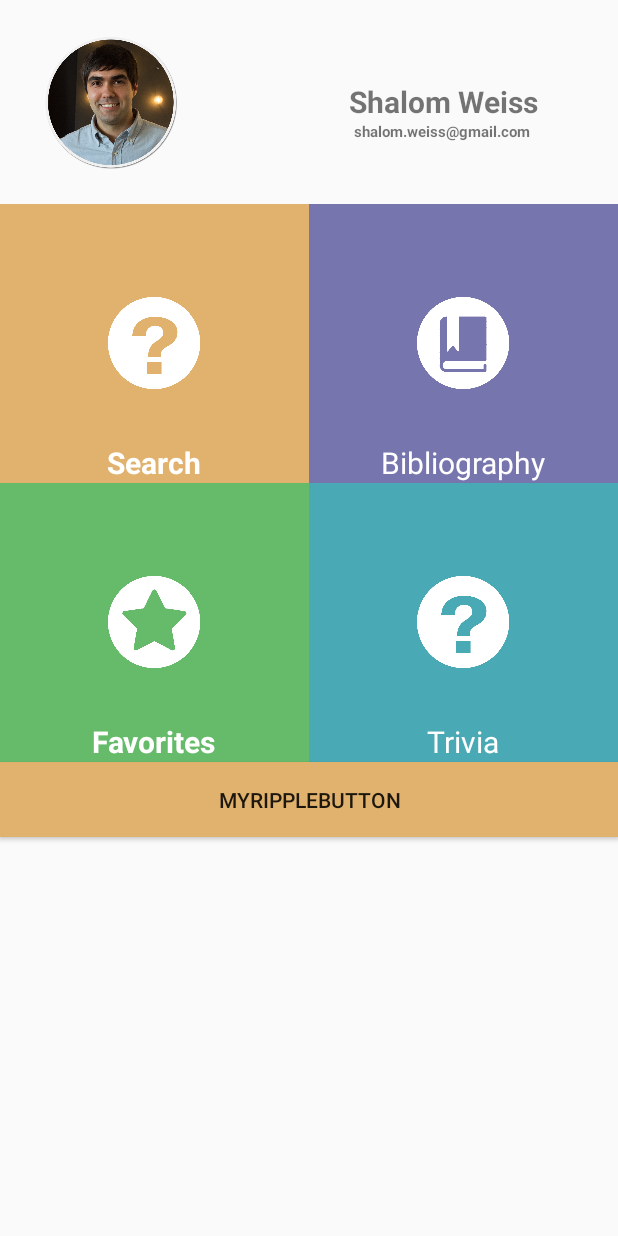
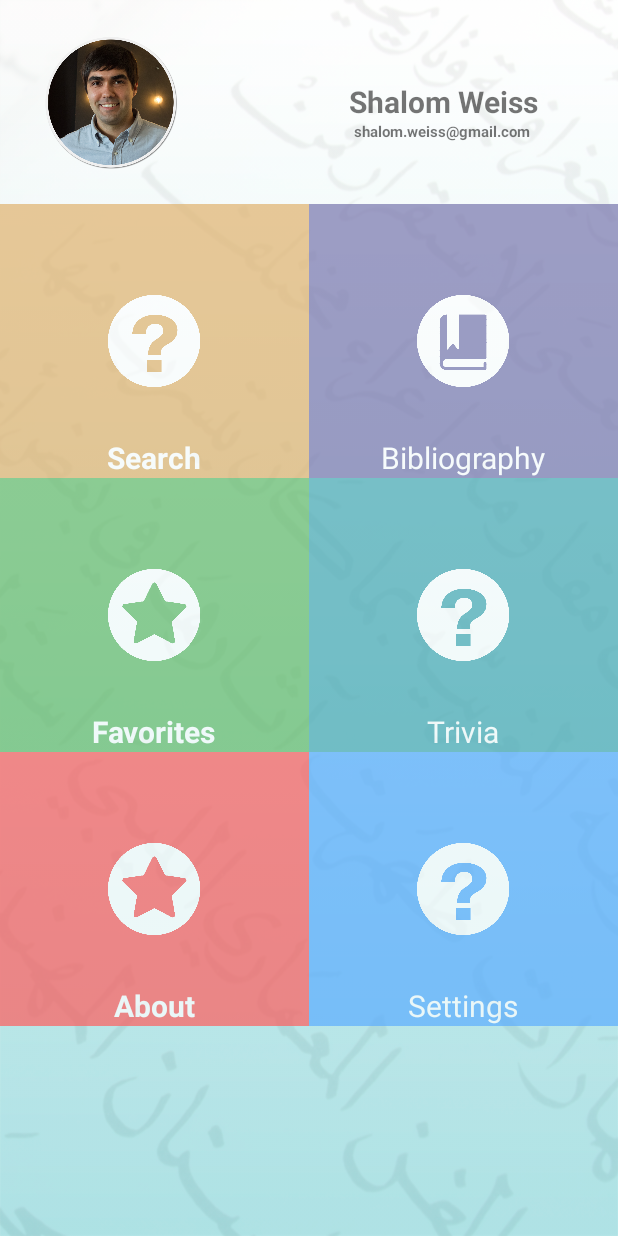
Before and after one commit to tsofenAndroidteam/Main_rep_1, an Android app: the MainActivity screen opened directly, with no data from a screen before it, on a phone screen of 412 x 824 dp. Run offline under Robolectric (Android 15) with nearby library versions, the phone set to English and light mode, and no system bars.

Commit message:
-Added Ripple effects to menu -Changed search size top bar -added ripple effect for search button -added wallaper on menu

```diff
--- a/app/src/main/res/layout/activity_menu.xml
+++ b/app/src/main/res/layout/activity_menu.xml
@@ -1,13 +1,15 @@
 <?xml version="1.0" encoding="utf-8"?>
 <LinearLayout xmlns:android="http://schemas.android.com/apk/res/android"
     xmlns:tools="http://schemas.android.com/tools"
-    android:layout_width="fill_parent"
-    android:layout_height="fill_parent"
+    android:layout_width="match_parent"
+    android:layout_height="match_parent"
 
     tools:context="com.example.misho.login.Menu"
     android:orientation="vertical"
     android:padding="0dp"
-    android:weightSum="100">
+    android:weightSum="100"
+    android:baselineAligned="false"
+    android:background="@drawable/menu_backback">
 
     <LinearLayout
         android:orientation="horizontal"
@@ -16,7 +18,8 @@
 
         <FrameLayout
             android:layout_width="match_parent"
-            android:layout_height="136dp">
+            android:layout_height="136dp"
+            android:clickable="true">
 
             <TextView
                 android:layout_width="176dp"
@@ -51,7 +54,8 @@
         android:orientation="horizontal"
         android:layout_width="match_parent"
         android:layout_height="wrap_content"
-        android:layout_weight="23.95" >
+        android:layout_weight="23.95"
+        android:alpha="0.7">
 
         <FrameLayout
             android:layout_width="0dp"
@@ -109,6 +113,7 @@
         android:orientation="horizontal"
         android:layout_width="match_parent"
         android:layout_height="wrap_content"
+        android:alpha="0.7"
         android:layout_weight="23.95" >
 
         <FrameLayout
@@ -162,11 +167,62 @@
         </FrameLayout>
     </LinearLayout>
 
-    <Button
+    <LinearLayout
+        android:orientation="horizontal"
         android:layout_width="match_parent"
-        android:layout_height="50dp"
-        android:text="MyRipplebutton"
-        android:background="@drawable/rippleorange"/>
+        android:layout_height="wrap_content"
+        android:alpha="0.7"
+        android:layout_weight="23.95" >
+
+        <FrameLayout
+            android:layout_width="0dp"
+            android:layout_height="match_parent"
+            android:clickable="true"
+            android:layout_weight="0.5"
+            android:background="#ff5d5d">
+
+            <TextView
+                android:layout_width="wrap_content"
+                android:layout_height="wrap_content"
+                android:text="About"
+                android:id="@+id/textView9"
+                android:layout_gravity="center_horizontal|bottom"
+                android:textColor="#ffffff"
+                android:textSize="20dp"
+                android:textStyle="bold" />
+
+            <ImageView
+                android:layout_width="77dp"
+                android:layout_height="64dp"
+                android:id="@+id/imageView9"
+                android:layout_gravity="center"
+                android:src="@drawable/menu_big_fav" />
+        </FrameLayout>
+
+        <FrameLayout
+            android:layout_width="0dp"
+            android:layout_height="match_parent"
+            android:layout_weight="0.5"
+            android:clickable="true"
+            android:background="#5badff">
+
+            <TextView
+                android:layout_width="wrap_content"
+                android:layout_height="wrap_content"
+                android:text="Settings"
+                android:id="@+id/textView10"
+                android:layout_gravity="center_horizontal|bottom"
+                android:textColor="#ffffff"
+                android:textSize="20dp" />
+
+            <ImageView
+                android:layout_width="77dp"
+                android:layout_height="64dp"
+                android:id="@+id/imageView10"
+                android:layout_gravity="center"
+                android:src="@drawable/menu_big_trivia" />
+        </FrameLayout>
+    </LinearLayout>
 
 
 </LinearLayout>
```
Also changed, not shown: app/src/main/res/drawable/menu_back.png (added), app/src/main/res/drawable/menu_backback.png (added), 1 other file.
